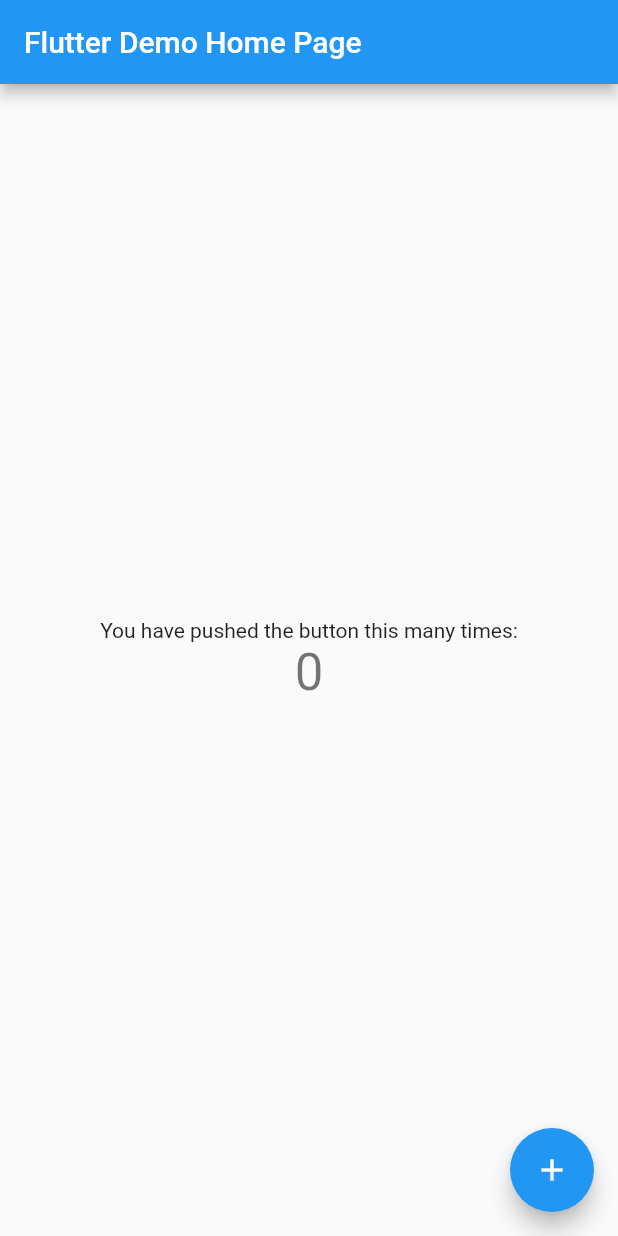
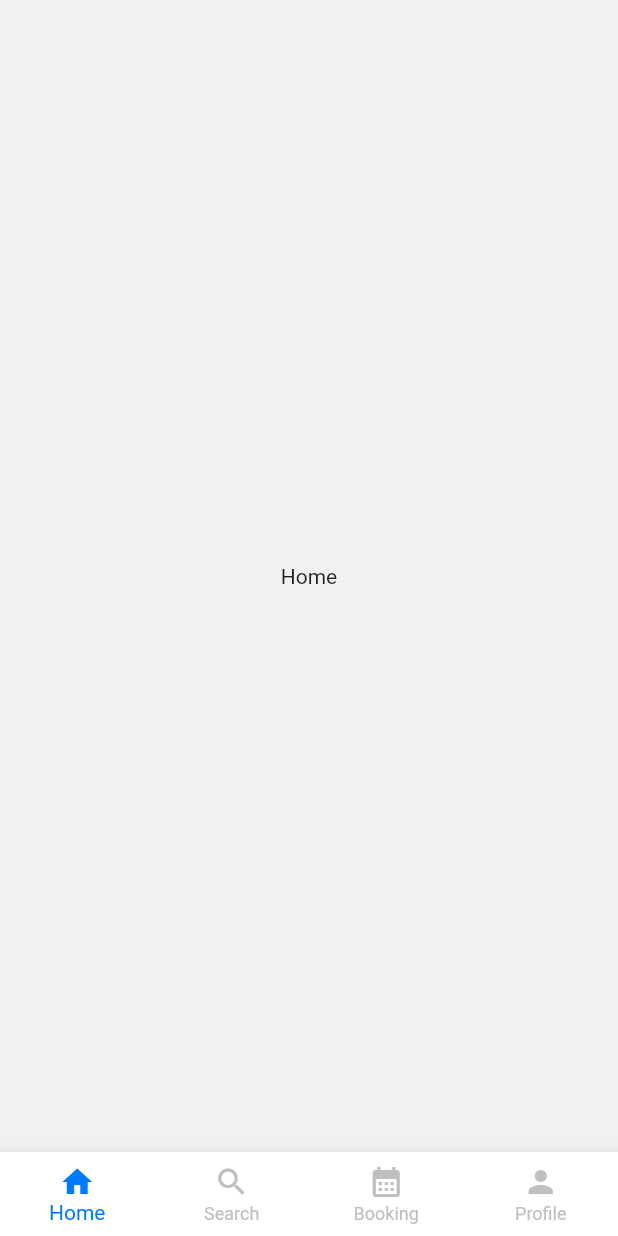
Before and after one commit to siddesh3101/eppo, a Flutter app: the screen it shows after launch, on a phone screen of 412 x 824 dp. Run offline on Flutter 3.47's test engine with Material 2 defaults, Android fonts, the phone set to English and light mode, and no system bars.

Commit message:
home screen bottom nav setup done

```diff
--- /dev/null
+++ b/eppo/lib/constants/colors.dart
@@ -0,0 +1,11 @@
+import 'dart:ui';
+
+class MyColors {
+  static const Color primaryColor = Color(0xFF007AFF);
+  static const Color darkColor = Color(0xFF1F1F1F);
+  static const Color secondaryColor = Color(0xFFFBCE50);
+  static const Color gray1 = Color(0xFF808083);
+  static const Color gray2 = Color(0xFFBFBFBF);
+  static const Color gray3 = Color(0xFFF1F1F1);
+  static const Color white = Color(0xFFFFFFFF);
+}
--- a/eppo/lib/main.dart
+++ b/eppo/lib/main.dart
@@ -1,3 +1,4 @@
+import 'package:eppo/pages/main_page.dart';
 import 'package:flutter/material.dart';
 
 void main() {
@@ -12,104 +13,11 @@
   Widget build(BuildContext context) {
     return MaterialApp(
       title: 'Flutter Demo',
+      debugShowCheckedModeBanner: false,
       theme: ThemeData(
-        // This is the theme of your application.
-        //
-        // Try running your application with "flutter run". You'll see the
-        // application has a blue toolbar. Then, without quitting the app, try
-        // changing the primarySwatch below to Colors.green and then invoke
-        // "hot reload" (press "r" in the console where you ran "flutter run",
-        // or simply save your changes to "hot reload" in a Flutter IDE).
-        // Notice that the counter didn't reset back to zero; the application
-        // is not restarted.
         primarySwatch: Colors.blue,
       ),
-      home: const MyHomePage(title: 'Flutter Demo Home Page'),
+      home: const MainPage(),
     );
   }
 }
-
-class MyHomePage extends StatefulWidget {
-  const MyHomePage({super.key, required this.title});
-
-  // This widget is the home page of your application. It is stateful, meaning
-  // that it has a State object (defined below) that contains fields that affect
-  // how it looks.
-
-  // This class is the configuration for the state. It holds the values (in this
-  // case the title) provided by the parent (in this case the App widget) and
-  // used by the build method of the State. Fields in a Widget subclass are
-  // always marked "final".
-
-  final String title;
-
-  @override
-  State<MyHomePage> createState() => _MyHomePageState();
-}
-
-class _MyHomePageState extends State<MyHomePage> {
-  int _counter = 0;
-
-  void _incrementCounter() {
-    setState(() {
-      // This call to setState tells the Flutter framework that something has
-      // changed in this State, which causes it to rerun the build method below
-      // so that the display can reflect the updated values. If we changed
-      // _counter without calling setState(), then the build method would not be
-      // called again, and so nothing would appear to happen.
-      _counter++;
-    });
-  }
-
-  @override
-  Widget build(BuildContext context) {
-    // This method is rerun every time setState is called, for instance as done
-    // by the _incrementCounter method above.
-    //
-    // The Flutter framework has been optimized to make rerunning build methods
-    // fast, so that you can just rebuild anything that needs updating rather
-    // than having to individually change instances of widgets.
-    return Scaffold(
-      appBar: AppBar(
-        // Here we take the value from the MyHomePage object that was created by
-        // the App.build method, and use it to set our appbar title.
-        title: Text(widget.title),
-      ),
-      body: Center(
-        // Center is a layout widget. It takes a single child and positions it
-        // in the middle of the parent.
-        child: Column(
-          // Column is also a layout widget. It takes a list of children and
-          // arranges them vertically. By default, it sizes itself to fit its
-          // children horizontally, and tries to be as tall as its parent.
-          //
-          // Invoke "debug painting" (press "p" in the console, choose the
-          // "Toggle Debug Paint" action from the Flutter Inspector in Android
-          // Studio, or the "Toggle Debug Paint" command in Visual Studio Code)
-          // to see the wireframe for each widget.
-          //
-          // Column has various properties to control how it sizes itself and
-          // how it positions its children. Here we use mainAxisAlignment to
-          // center the children vertically; the main axis here is the vertical
-          // axis because Columns are vertical (the cross axis would be
-          // horizontal).
-          mainAxisAlignment: MainAxisAlignment.center,
-          children: <Widget>[
-            const Text(
-              'You have pushed the button this many times:',
-            ),
-            Text(
-              '$_counter',
-              style: Theme.of(context).textTheme.headlineMedium,
-            ),
-          ],
-        ),
-      ),
-      floatingActionButton: FloatingActionButton(
-        onPressed: _incrementCounter,
-        tooltip: 'Increment',
-        child: const Icon(Icons.add),
-      ), // This trailing comma makes auto-formatting nicer for build methods.
-    );
-  }
-}
--- /dev/null
+++ b/eppo/lib/pages/home_page.dart
@@ -0,0 +1,19 @@
+import 'package:flutter/material.dart';
+import 'package:flutter/src/widgets/framework.dart';
+import 'package:flutter/src/widgets/placeholder.dart';
+
+class HomePage extends StatefulWidget {
+  const HomePage({super.key});
+
+  @override
+  State<HomePage> createState() => _HomePageState();
+}
+
+class _HomePageState extends State<HomePage> {
+  @override
+  Widget build(BuildContext context) {
+    return const Center(
+      child: Text('Home'),
+    );
+  }
+}
--- /dev/null
+++ b/eppo/lib/pages/main_page.dart
@@ -0,0 +1,92 @@
+import 'package:eppo/constants/colors.dart';
+import 'package:eppo/pages/home_page.dart';
+import 'package:flutter/material.dart';
+import 'package:flutter/src/widgets/framework.dart';
+import 'package:flutter/src/widgets/placeholder.dart';
+import 'package:flutter/widgets.dart';
+
+class MainPage extends StatefulWidget {
+  const MainPage({super.key});
+
+  @override
+  State<MainPage> createState() => _MainPageState();
+}
+
+class _MainPageState extends State<MainPage> {
+  // current index state
+  int _currentIndex = 0;
+
+  final PageController _pageController = PageController();
+
+  @override
+  void initState() {
+    super.initState();
+    _currentIndex = 0;
+  }
+
+  @override
+  Widget build(BuildContext context) {
+    return Scaffold(
+      backgroundColor: MyColors.gray3,
+      body: PageView(
+        controller: _pageController,
+        physics: const NeverScrollableScrollPhysics(),
+        children: [
+          const HomePage(),
+          Container(
+            child: const Center(
+              child: Text('Search'),
+            ),
+          ),
+          Container(
+            child: const Center(
+              child: Text('Booking'),
+            ),
+          ),
+          Container(
+            child: const Center(
+              child: Text('Profile'),
+            ),
+          ),
+        ],
+        onPageChanged: (idx) {
+          setState(() {
+            _currentIndex = idx;
+          });
+        },
+      ),
+      bottomNavigationBar: BottomNavigationBar(
+        backgroundColor: MyColors.white,
+        unselectedItemColor: MyColors.gray2,
+        currentIndex: _currentIndex,
+        onTap: (int index) {
+          setState(() {
+            _currentIndex = index;
+            _pageController
+                .jumpTo(_currentIndex * MediaQuery.of(context).size.width);
+          });
+        },
+        type: BottomNavigationBarType.fixed,
+        selectedItemColor: MyColors.primaryColor,
+        items: const [
+          BottomNavigationBarItem(
+            icon: Icon(Icons.home),
+            label: 'Home',
+          ),
+          BottomNavigationBarItem(
+            icon: Icon(Icons.search),
+            label: 'Search',
+          ),
+          BottomNavigationBarItem(
+            icon: Icon(Icons.calendar_month),
+            label: 'Booking',
+          ),
+          BottomNavigationBarItem(
+            icon: Icon(Icons.person),
+            label: 'Profile',
+          ),
+        ],
+      ),
+    );
+  }
+}
```
Also changed, not shown: 1 other file.
